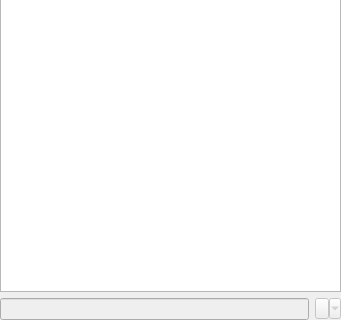
Above: ui/DxWidget.ui from jg3hlx/QLog before the change; both pictures show x 0 to 341 and y 191 to 511 of the 341 by 511 pixel window. Below: the same form after it.
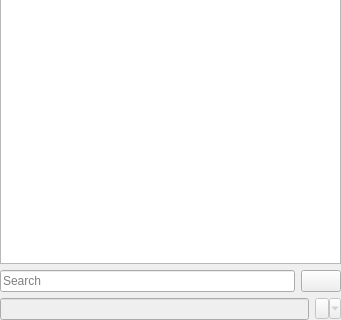
That is the form after the change. Icons and pictures are not drawn.

Commit message: DXC: Added Full-text Search

Diff of the .ui file:
```diff
--- a/ui/DxWidget.ui
+++ b/ui/DxWidget.ui
@@ -225,6 +225,43 @@
          </attribute>
         </widget>
        </item>
+       <item row="1" column="0">
+        <layout class="QHBoxLayout" name="searchLayout">
+         <property name="topMargin">
+          <number>0</number>
+         </property>
+         <item>
+          <widget class="QLineEdit" name="searchEdit">
+           <property name="focusPolicy">
+            <enum>Qt::ClickFocus</enum>
+           </property>
+           <property name="toolTip">
+            <string>Full-text search</string>
+           </property>
+           <property name="placeholderText">
+            <string>Search</string>
+           </property>
+           <property name="clearButtonEnabled">
+            <bool>true</bool>
+           </property>
+          </widget>
+         </item>
+         <item>
+          <widget class="QPushButton" name="searchCloseButton">
+           <property name="toolTip">
+            <string>Close Search</string>
+           </property>
+           <property name="text">
+            <string/>
+           </property>
+           <property name="icon">
+            <iconset theme="edit-clear">
+             <normaloff>.</normaloff>.</iconset>
+           </property>
+          </widget>
+         </item>
+        </layout>
+       </item>
       </layout>
      </widget>
      <widget class="QWidget" name="wcyPage">
```
Left out of the diff: 68 changed lines with no effect on the pictures. The commit also changes 7 other files.
